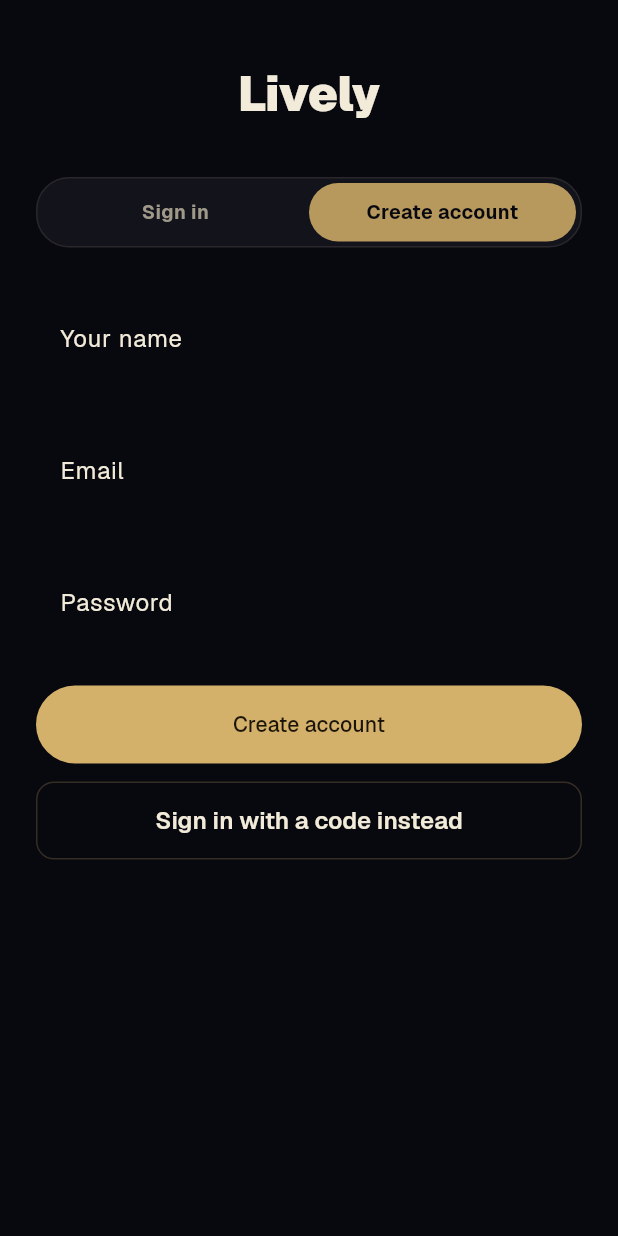
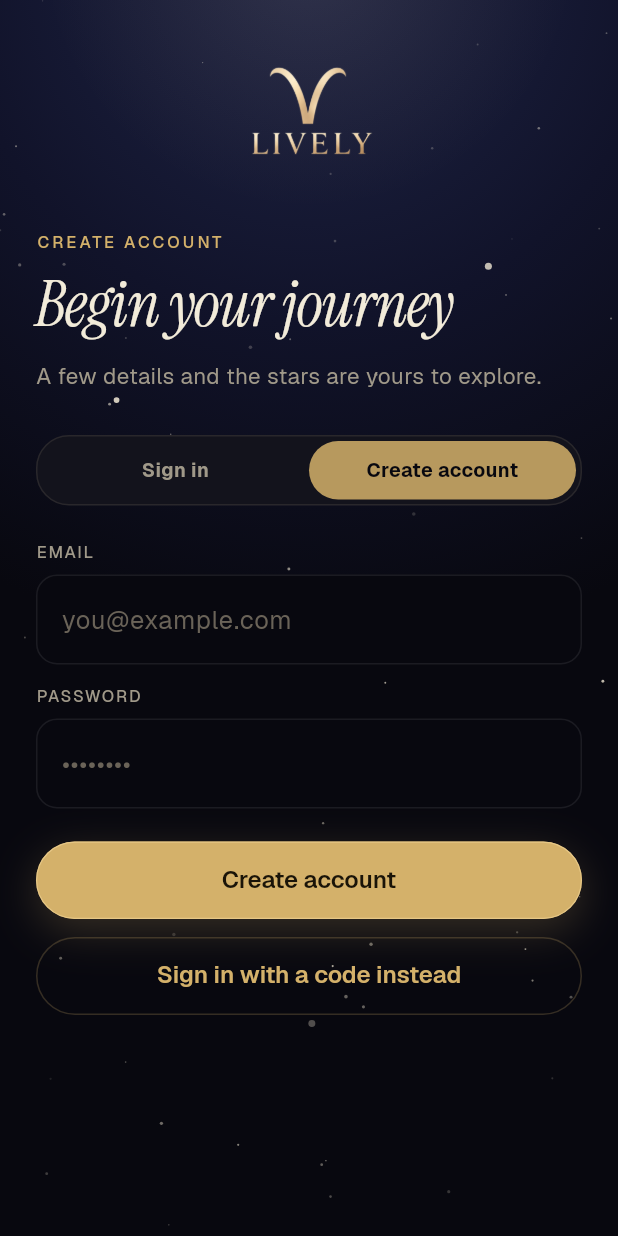
Before and after one commit to arzumanmamishov/cosmic-mirror, a Flutter app: the screen it shows after launch, after a tap on "Create account", on a phone screen of 412 x 824 dp. Run offline on Flutter 3.47's test engine with Material 3 defaults, Android fonts, the phone set to English and light mode, and no system bars; our stand-ins replace cached_network_image, dio, equatable, flutter_riverpod, flutter_secure_storage, go_router and 6 more; missing offline and left inert: flutter_stripe, purchases_flutter; accounts and stored records are empty.

Commit message:
auth: drop name field from register + fix onboarding-loop bug
Two-part fix uncovered while testing the register→onboarding→home flow
on a physical iPhone:

1. Register form no longer asks for a name. The onboarding flow's
   name step is the natural place to collect it; asking on the sign-in
   screen forced users through two name entries in a row.

2. GET /users/me now includes has_completed_onboarding. Previously the
   handler returned the raw domain.User with no such field, so the
   Flutter side defaulted to false, and the router redirected freshly
   post-onboarding users from /home → /onboarding on every hop, an
   inescapable loop until the app was reinstalled. The backend already
   knows (UserService.HasCompletedOnboarding checks for a birth_profile
   row) — just needed to surface it in the response.

Verified on iPhone: register → onboarding → Enter Lively → /home with
router seeing `authed=true, sessionReady=true, onboarded=true`. No loop.

Co-Authored-By: Claude Opus 4.7 (1M context) <noreply@anthropic.com>

```diff
--- a/flutter_app/lib/features/auth/presentation/screens/auth_screen.dart
+++ b/flutter_app/lib/features/auth/presentation/screens/auth_screen.dart
@@ -3,9 +3,14 @@
 // have to dig for the register link.
 
 import 'package:cosmic_mirror/config/theme/app_palette.dart';
+import 'package:cosmic_mirror/config/theme/lively_type.dart';
 import 'package:cosmic_mirror/features/auth/presentation/providers/auth_provider.dart';
 import 'package:cosmic_mirror/features/auth/presentation/screens/otp_screen.dart';
 import 'package:cosmic_mirror/shared/providers/user_provider.dart';
+import 'package:cosmic_mirror/shared/widgets/lively/gold_button.dart';
+import 'package:cosmic_mirror/shared/widgets/lively/lively_backdrop.dart';
+import 'package:cosmic_mirror/shared/widgets/lively/lively_field.dart';
+import 'package:cosmic_mirror/shared/widgets/lively_logo.dart';
 import 'package:flutter/material.dart';
 import 'package:flutter_riverpod/flutter_riverpod.dart';
 import 'package:go_router/go_router.dart';
@@ -41,10 +46,6 @@ class _AuthScreenState extends ConsumerState<AuthScreen> {
       setState(() => _error = 'Enter a valid email address');
       return;
     }
-    if (_mode == _Mode.register && _name.text.trim().isEmpty) {
-      setState(() => _error = 'Please enter your name');
-      return;
-    }
     if (_password.text.length < 8) {
       setState(() => _error = 'Password must be at least 8 characters');
       return;
@@ -73,7 +74,7 @@ class _AuthScreenState extends ConsumerState<AuthScreen> {
             email: email,
             purpose: OtpPurpose.register,
             pending: PendingRegistration(
-              name: _name.text.trim(),
+              name: '',
               password: _password.text,
             ),
           ),
@@ -152,25 +153,45 @@ class _AuthScreenState extends ConsumerState<AuthScreen> {
   @override
   Widget build(BuildContext context) {
     final p = context.palette;
+    final isLogin = _mode == _Mode.login;
+    final bottomInset = MediaQuery.of(context).viewInsets.bottom;
     return Scaffold(
       backgroundColor: p.background,
-      body: SafeArea(
+      body: LivelyBackdrop(
+        seed: 11,
+        child: SafeArea(
           child: SingleChildScrollView(
-          padding: const EdgeInsets.fromLTRB(24, 40, 24, 24),
+            physics: const ClampingScrollPhysics(),
+            padding: EdgeInsets.fromLTRB(24, 12, 24, 24 + bottomInset),
             child: Column(
               crossAxisAlignment: CrossAxisAlignment.stretch,
               children: [
+                const SizedBox(height: 8),
+                const Center(child: LivelyLogo(size: 108)),
+                const SizedBox(height: 26),
+
+                // hero
                 Text(
-                'Lively',
-                textAlign: TextAlign.center,
-                style: TextStyle(
-                  color: p.textPrimary,
-                  fontSize: 32,
-                  fontWeight: FontWeight.w900,
-                  letterSpacing: -0.5,
+                  (isLogin ? 'Welcome back' : 'Create account').toUpperCase(),
+                  style: LivelyType.kicker(p.primary),
+                ),
+                const SizedBox(height: 12),
+                Text(
+                  isLogin ? 'Sign in' : 'Begin your journey',
+                  style: LivelyType.d2(p.textPrimary),
+                ),
+                const SizedBox(height: 14),
+                SizedBox(
+                  width: 290,
+                  child: Text(
+                    isLogin
+                        ? 'Your cosmic mirror is waiting. Sign in to continue.'
+                        : 'A few details and the stars are yours to explore.',
+                    style: LivelyType.body(p.textMuted),
                   ),
                 ),
-              const SizedBox(height: 32),
+                const SizedBox(height: 28),
+
                 _ModeToggle(
                   mode: _mode,
                   onChanged: (m) => setState(() {
@@ -179,69 +200,56 @@ class _AuthScreenState extends ConsumerState<AuthScreen> {
                   }),
                 ),
                 const SizedBox(height: 24),
-              if (_mode == _Mode.register)
-                Padding(
-                  padding: const EdgeInsets.only(bottom: 16),
-                  child: TextField(
-                    controller: _name,
-                    decoration: const InputDecoration(
-                      labelText: 'Your name',
-                      border: OutlineInputBorder(),
+
+                // Register no longer collects a name — the user picks a
+                // display name later during onboarding.
+                LivelyField(
+                  controller: _email,
+                  label: 'Email',
+                  hint: 'you@example.com',
+                  keyboardType: TextInputType.emailAddress,
+                  autofillHints: const [AutofillHints.email],
+                ),
+                const SizedBox(height: 14),
+                LivelyField(
+                  controller: _password,
+                  label: 'Password',
+                  hint: '••••••••',
+                  obscure: true,
+                  autofillHints: const [AutofillHints.password],
+                ),
+
+                if (_error != null) ...[
+                  const SizedBox(height: 14),
+                  Text(_error!, style: LivelyType.small(p.error)),
+                ],
+                const SizedBox(height: 22),
+
+                GoldButton(
+                  label: isLogin ? 'Sign in' : 'Create account',
+                  loading: _busy,
+                  onPressed: _busy ? null : _submit,
+                ),
+                const SizedBox(height: 12),
+                GoldButton(
+                  label: 'Sign in with a code instead',
+                  ghost: true,
+                  onPressed: _busy ? null : _signInWithCode,
+                ),
+                if (isLogin) ...[
+                  const SizedBox(height: 6),
+                  Center(
+                    child: TextButton(
+                      onPressed: _busy ? null : _forgotPassword,
+                      child: Text(
+                        'Forgot your password?',
+                        style: LivelyType.small(p.primary),
                       ),
                     ),
                   ),
-              TextField(
-                controller: _email,
-                keyboardType: TextInputType.emailAddress,
-                autofillHints: const [AutofillHints.email],
-                decoration: const InputDecoration(
-                  labelText: 'Email',
-                  border: OutlineInputBorder(),
+                ],
+              ],
             ),
-              ),
-              const SizedBox(height: 16),
-              TextField(
-                controller: _password,
-                obscureText: true,
-                autofillHints: const [AutofillHints.password],
-                decoration: const InputDecoration(
-                  labelText: 'Password',
-                  border: OutlineInputBorder(),
-                ),
-              ),
-              if (_error != null) ...[
-                const SizedBox(height: 12),
-                Text(_error!, style: TextStyle(color: p.error, fontSize: 13.5)),
-              ],
-              const SizedBox(height: 20),
-              FilledButton(
-                onPressed: _busy ? null : _submit,
-                style: FilledButton.styleFrom(
-                  minimumSize: const Size.fromHeight(52),
-                ),
-                child: Text(
-                  _busy
-                      ? 'Please wait…'
-                      : (_mode == _Mode.login
-                          ? 'Sign in'
-                          : 'Create account'),
-                ),
-              ),
-              const SizedBox(height: 12),
-              OutlinedButton(
-                onPressed: _busy ? null : _signInWithCode,
-                style: OutlinedButton.styleFrom(
-                  minimumSize: const Size.fromHeight(52),
-                ),
-                child: const Text('Sign in with a code instead'),
-              ),
-              const SizedBox(height: 8),
-              if (_mode == _Mode.login)
-                TextButton(
-                  onPressed: _busy ? null : _forgotPassword,
-                  child: const Text('Forgot your password?'),
-                ),
-            ],
           ),
         ),
       ),
```
Also changed, not shown: 1 other file. Lines whose indentation alone changed are shown as unchanged.
